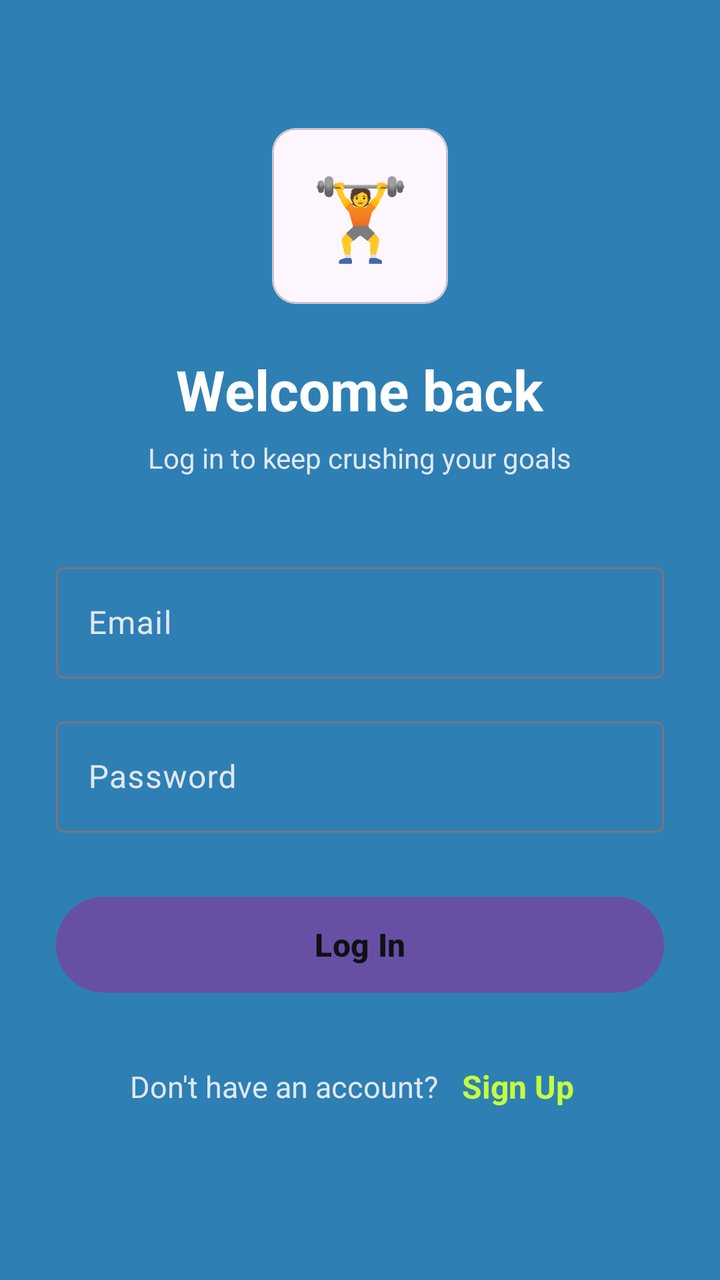
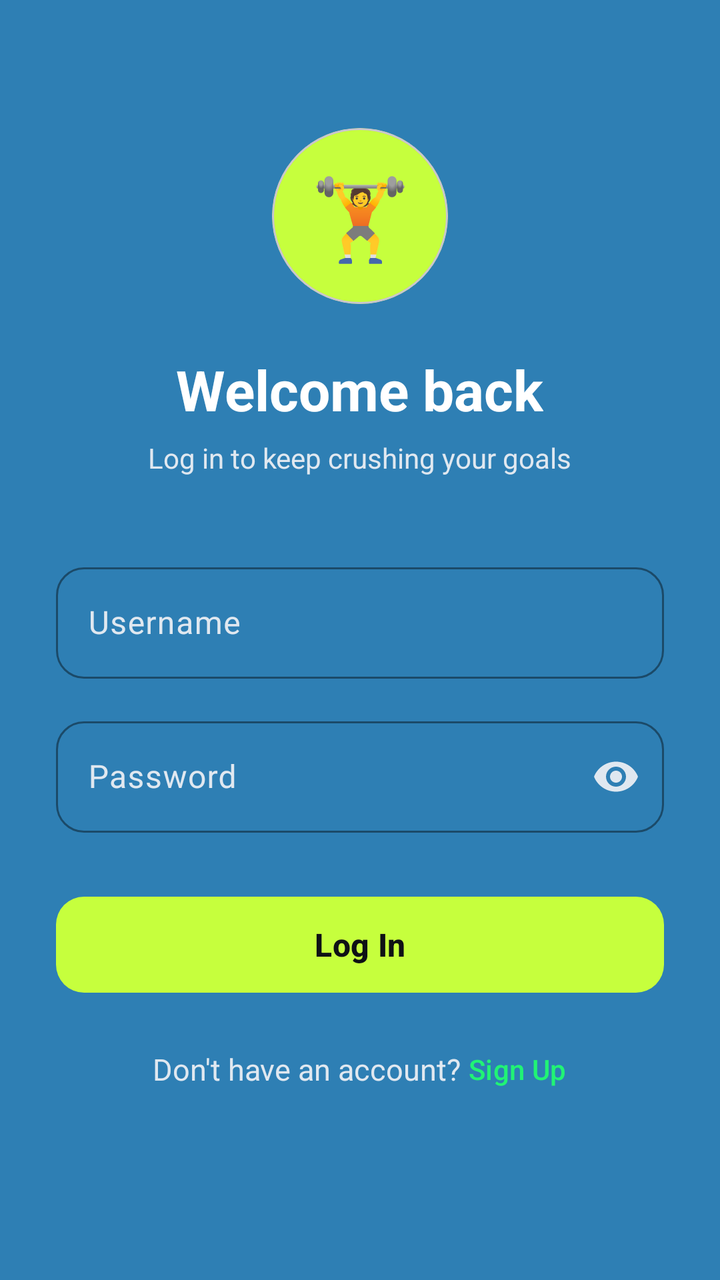

An Android layout rendered at two revisions. The XML below is the earlier revision; the diff shows what the commit changed to produce the second picture.
<!-- AndroidManifest.xml: application theme Theme.Austria_Fojas_FitnessApp -->
<!-- res/layout/activity_login.xml -->
<?xml version="1.0" encoding="utf-8"?>
<ScrollView xmlns:android="http://schemas.android.com/apk/res/android"
    xmlns:app="http://schemas.app/apk/res-auto"
    xmlns:tools="http://schemas.android.com/tools"
    android:id="@+id/main"
    android:layout_width="match_parent"
    android:layout_height="match_parent"
    android:background="#2E7FB4"
    android:fillViewport="true"
    tools:context=".Login">

    <LinearLayout
        android:layout_width="match_parent"
        android:layout_height="wrap_content"
        android:gravity="center_horizontal"
        android:orientation="vertical"
        android:paddingStart="28dp"
        android:paddingTop="64dp"
        android:paddingEnd="28dp"
        android:paddingBottom="32dp">

        <com.google.android.material.card.MaterialCardView
            android:layout_width="88dp"
            android:layout_height="88dp"
            app:cardBackgroundColor="#C6FF3D"
            app:cardCornerRadius="44dp"
            app:cardElevation="0dp">

            <TextView
                android:layout_width="match_parent"
                android:layout_height="match_parent"
                android:gravity="center"
                android:text="🏋️"
                android:textSize="40sp" />
        </com.google.android.material.card.MaterialCardView>

        <TextView
            android:layout_width="wrap_content"
            android:layout_height="wrap_content"
            android:layout_marginTop="24dp"
            android:text="Welcome back"
            android:textColor="#FFFFFF"
            android:textSize="28sp"
            android:textStyle="bold" />

        <TextView
            android:layout_width="wrap_content"
            android:layout_height="wrap_content"
            android:layout_marginTop="6dp"
            android:text="Log in to keep crushing your goals"
            android:textColor="#E0E8F0"
            android:textSize="14sp" />

        <com.google.android.material.textfield.TextInputLayout
            android:id="@+id/tilEmail"
            style="@style/Widget.Material3.TextInputLayout.OutlinedBox"
            android:layout_width="match_parent"
            android:layout_height="wrap_content"
            android:layout_marginTop="40dp"
            android:hint="Email"
            android:textColorHint="#E0E8F0"
            app:boxCornerRadiusBottomEnd="14dp"
            app:boxCornerRadiusBottomStart="14dp"
            app:boxCornerRadiusTopEnd="14dp"
            app:boxCornerRadiusTopStart="14dp"
            app:boxStrokeColor="#C6FF3D"
            app:hintTextColor="#C6FF3D">

            <com.google.android.material.textfield.TextInputEditText
                android:id="@+id/etEmail"
                android:layout_width="match_parent"
                android:layout_height="wrap_content"
                android:inputType="textEmailAddress"
                android:textColor="#FFFFFF" />
        </com.google.android.material.textfield.TextInputLayout>

        <com.google.android.material.textfield.TextInputLayout
            android:id="@+id/tilPassword"
            style="@style/Widget.Material3.TextInputLayout.OutlinedBox"
            android:layout_width="match_parent"
            android:layout_height="wrap_content"
            android:layout_marginTop="16dp"
            android:hint="Password"
            android:textColorHint="#E0E8F0"
            app:boxCornerRadiusBottomEnd="14dp"
            app:boxCornerRadiusBottomStart="14dp"
            app:boxCornerRadiusTopEnd="14dp"
            app:boxCornerRadiusTopStart="14dp"
            app:boxStrokeColor="#C6FF3D"
            app:endIconMode="password_toggle"
            app:endIconTint="#E0E8F0"
            app:hintTextColor="#C6FF3D">

            <com.google.android.material.textfield.TextInputEditText
                android:id="@+id/etPassword"
                android:layout_width="match_parent"
                android:layout_height="wrap_content"
                android:inputType="textPassword"
                android:textColor="#FFFFFF" />
        </com.google.android.material.textfield.TextInputLayout>

        <com.google.android.material.button.MaterialButton
            android:id="@+id/btnLogin"
            android:layout_width="match_parent"
            android:layout_height="56dp"
            android:layout_marginTop="28dp"
            android:text="Log In"
            android:textAllCaps="false"
            android:textColor="#0F1115"
            android:textSize="16sp"
            android:textStyle="bold"
            app:backgroundTint="#C6FF3D"
            app:cornerRadius="14dp" />

        <LinearLayout
            android:layout_width="wrap_content"
            android:layout_height="wrap_content"
            android:layout_marginTop="24dp"
            android:gravity="center_vertical"
            android:orientation="horizontal">

            <TextView
                android:layout_width="wrap_content"
                android:layout_height="wrap_content"
                android:text="Don't have an account? "
                android:textColor="#E0E8F0"
                android:textSize="15sp" />

            <TextView
                android:id="@+id/tvSignUp"
                android:layout_width="wrap_content"
                android:layout_height="wrap_content"
                android:padding="8dp"
                android:text="Sign Up"
                android:textColor="#C6FF3D"
                android:textSize="16sp"
                android:textStyle="bold" />
        </LinearLayout>

    </LinearLayout>
</ScrollView>
<!-- resources referenced by this layout -->
<resources>
  <style name="Theme.Austria_Fojas_FitnessApp" parent="Base.Theme.Austria_Fojas_FitnessApp" />
  <style name="Base.Theme.Austria_Fojas_FitnessApp" parent="Theme.Material3.DayNight.NoActionBar">
          
          
      </style>
</resources>

<!-- the commit's change to res/layout/activity_login.xml (unified diff, before → after) -->
@@ -1,6 +1,6 @@
 <?xml version="1.0" encoding="utf-8"?>
 <ScrollView xmlns:android="http://schemas.android.com/apk/res/android"
-    xmlns:app="http://schemas.app/apk/res-auto"
+    xmlns:app="http://schemas.android.com/apk/res-auto"
     xmlns:tools="http://schemas.android.com/tools"
     android:id="@+id/main"
     android:layout_width="match_parent"
@@ -52,12 +52,12 @@
             android:textSize="14sp" />
 
         <com.google.android.material.textfield.TextInputLayout
-            android:id="@+id/tilEmail"
+            android:id="@+id/tilUsername"
             style="@style/Widget.Material3.TextInputLayout.OutlinedBox"
             android:layout_width="match_parent"
             android:layout_height="wrap_content"
             android:layout_marginTop="40dp"
-            android:hint="Email"
+            android:hint="Username"
             android:textColorHint="#E0E8F0"
             app:boxCornerRadiusBottomEnd="14dp"
             app:boxCornerRadiusBottomStart="14dp"
@@ -67,11 +67,12 @@
             app:hintTextColor="#C6FF3D">
 
             <com.google.android.material.textfield.TextInputEditText
-                android:id="@+id/etEmail"
+                android:id="@+id/getUserLog"
                 android:layout_width="match_parent"
                 android:layout_height="wrap_content"
-                android:inputType="textEmailAddress"
+                android:inputType="text"
                 android:textColor="#FFFFFF" />
+
         </com.google.android.material.textfield.TextInputLayout>
 
         <com.google.android.material.textfield.TextInputLayout
@@ -92,11 +93,12 @@
             app:hintTextColor="#C6FF3D">
 
             <com.google.android.material.textfield.TextInputEditText
-                android:id="@+id/etPassword"
+                android:id="@+id/getPasswordLog"
                 android:layout_width="match_parent"
                 android:layout_height="wrap_content"
                 android:inputType="textPassword"
                 android:textColor="#FFFFFF" />
+
         </com.google.android.material.textfield.TextInputLayout>
 
         <com.google.android.material.button.MaterialButton
@@ -126,16 +128,23 @@
                 android:textColor="#E0E8F0"
                 android:textSize="15sp" />
 
-            <TextView
-                android:id="@+id/tvSignUp"
+            <Button
+                android:id="@+id/switchLogin"
                 android:layout_width="wrap_content"
                 android:layout_height="wrap_content"
-                android:padding="8dp"
+                android:background="@android:color/transparent"
+                android:insetTop="0dp"
+                android:insetBottom="0dp"
+                android:minWidth="0dp"
+                android:minHeight="0dp"
+                android:padding="0dp"
                 android:text="Sign Up"
-                android:textColor="#C6FF3D"
-                android:textSize="16sp"
-                android:textStyle="bold" />
+                android:textAllCaps="false"
+                android:textColor="#21F375"
+                android:textSize="14sp" />
+
         </LinearLayout>
 
     </LinearLayout>
+
 </ScrollView>
